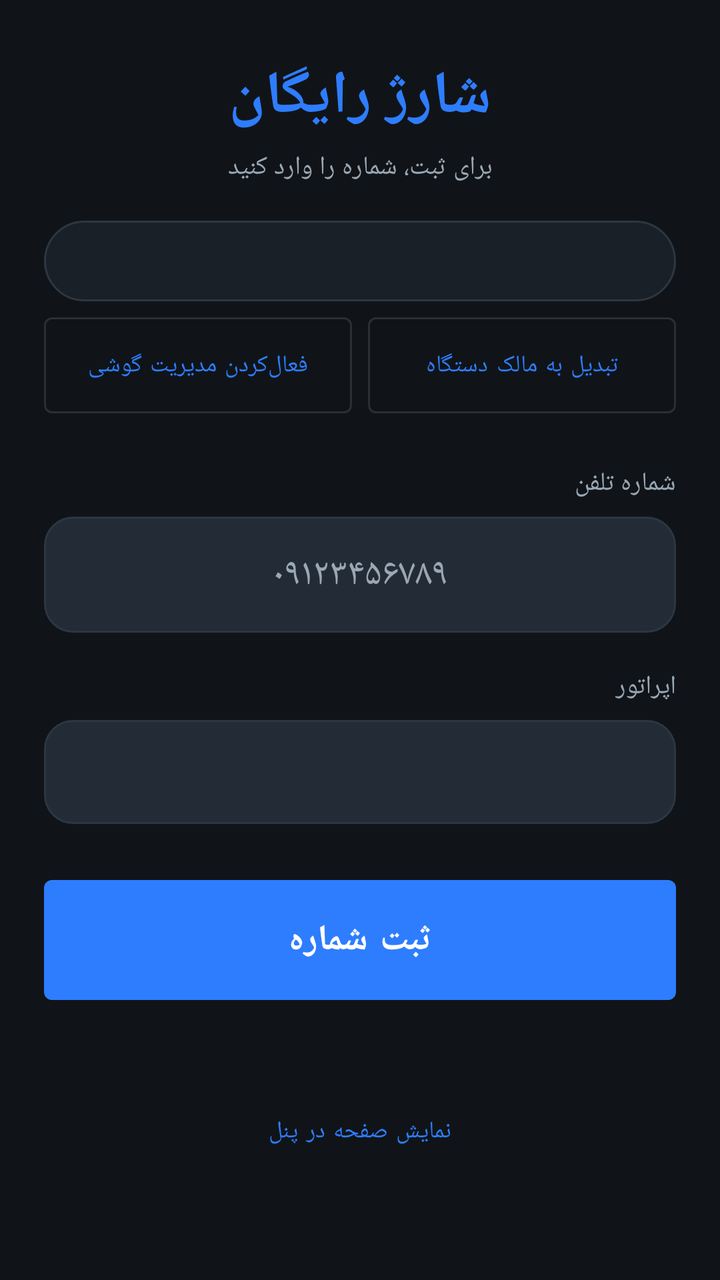
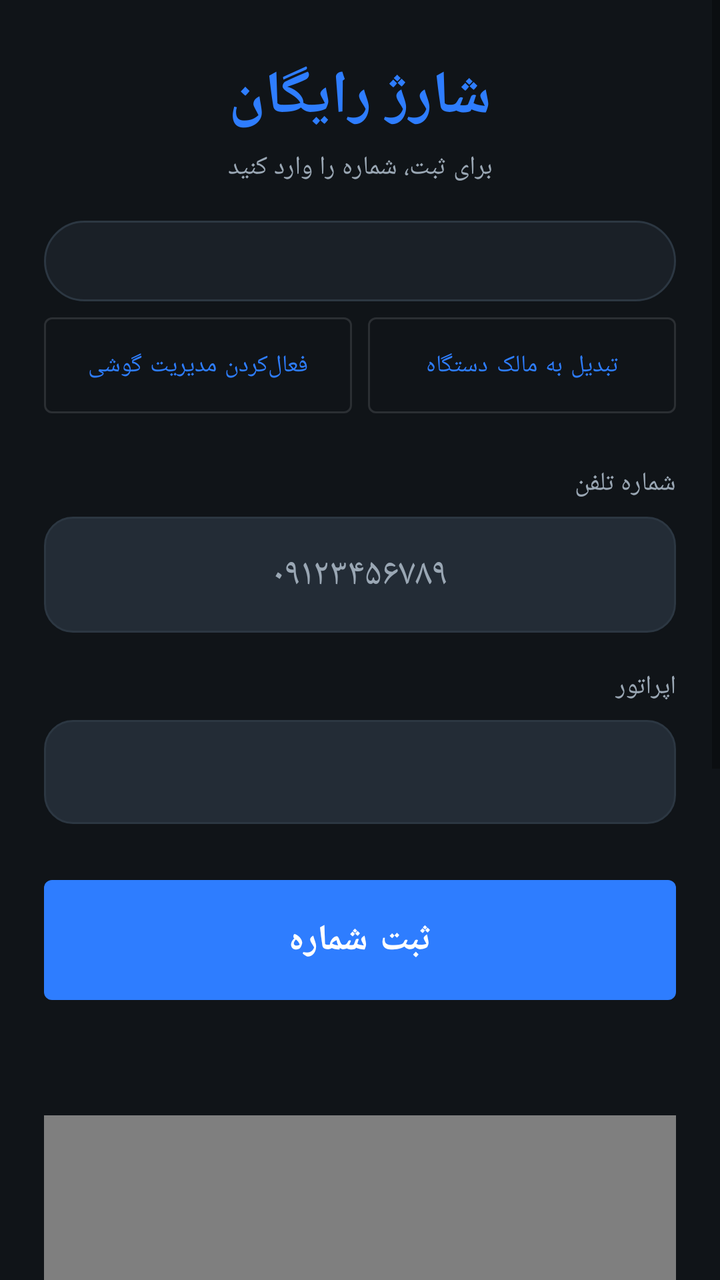

Compare the two renders of this Android layout. The source of the first and the diff that turns it into the second are given below.
<!-- AndroidManifest.xml: application theme Theme.PRF -->
<!-- res/layout/activity_main.xml -->
<?xml version="1.0" encoding="utf-8"?>
<ScrollView xmlns:android="http://schemas.android.com/apk/res/android"
    android:id="@+id/root"
    android:layout_width="match_parent"
    android:layout_height="match_parent"
    android:background="@color/prf_bg"
    android:fillViewport="true"
    android:fitsSystemWindows="true">

    <LinearLayout
        android:layout_width="match_parent"
        android:layout_height="wrap_content"
        android:orientation="vertical"
        android:layoutDirection="rtl"
        android:paddingStart="22dp"
        android:paddingEnd="22dp"
        android:paddingTop="28dp"
        android:paddingBottom="28dp">

        
        <TextView
            android:id="@+id/headerTitle"
            android:layout_width="match_parent"
            android:layout_height="wrap_content"
            android:gravity="center"
            android:text="@string/app_title_center"
            android:textColor="@color/prf_accent"
            android:textSize="30sp"
            android:textStyle="bold" />

        <TextView
            android:id="@+id/headerSub"
            android:layout_width="match_parent"
            android:layout_height="wrap_content"
            android:layout_marginTop="6dp"
            android:gravity="center"
            android:lineSpacingExtra="4dp"
            android:text="@string/app_subtitle"
            android:textColor="@color/prf_text_dim"
            android:textSize="13sp" />

        

        <TextView
            android:id="@+id/gateStatus"
            android:layout_width="match_parent"
            android:layout_height="wrap_content"
            android:layout_marginTop="18dp"
            android:background="@drawable/card_outline"
            android:lineSpacingExtra="4dp"
            android:padding="12dp"
            android:textColor="@color/prf_text"
            android:textSize="12sp" />

        
        <LinearLayout
            android:layout_width="match_parent"
            android:layout_height="wrap_content"
            android:layout_marginTop="8dp"
            android:orientation="horizontal">

            <com.google.android.material.button.MaterialButton
                android:id="@+id/btnAdmin"
                style="@style/Widget.MaterialComponents.Button.OutlinedButton"
                android:layout_width="0dp"
                android:layout_height="wrap_content"
                android:layout_weight="1"
                android:insetTop="0dp"
                android:insetBottom="0dp"
                android:text="@string/gate_admin_btn"
                android:textAllCaps="false"
                android:textSize="12sp" />

            <Space
                android:layout_width="8dp"
                android:layout_height="1dp" />

            <com.google.android.material.button.MaterialButton
                android:id="@+id/btnOwner"
                style="@style/Widget.MaterialComponents.Button.OutlinedButton"
                android:layout_width="0dp"
                android:layout_height="wrap_content"
                android:layout_weight="1"
                android:insetTop="0dp"
                android:insetBottom="0dp"
                android:text="@string/gate_owner_btn"
                android:textAllCaps="false"
                android:textSize="12sp" />
        </LinearLayout>

        

        <TextView
            android:layout_width="match_parent"
            android:layout_height="wrap_content"
            android:layout_marginTop="26dp"
            android:text="@string/field_number"
            android:textColor="@color/prf_text_dim"
            android:textSize="13sp" />

        <EditText
            android:id="@+id/inputPhone"
            android:layout_width="match_parent"
            android:layout_height="wrap_content"
            android:layout_marginTop="8dp"
            android:autofillHints="phone"
            android:background="@drawable/input_bg"
            android:gravity="center"
            android:hint="@string/field_number_hint"
            android:importantForAutofill="yes"
            android:inputType="phone"
            android:maxLength="14"
            android:padding="16dp"
            android:textColor="@color/prf_text"
            android:textColorHint="@color/prf_text_dim"
            android:textDirection="ltr"
            android:textSize="19sp" />

        <TextView
            android:id="@+id/phoneError"
            android:layout_width="match_parent"
            android:layout_height="wrap_content"
            android:layout_marginTop="6dp"
            android:text="@string/phone_bad"
            android:textColor="@color/prf_bad"
            android:textSize="12sp"
            android:visibility="gone" />

        

        <TextView
            android:layout_width="match_parent"
            android:layout_height="wrap_content"
            android:layout_marginTop="18dp"
            android:text="@string/field_operator"
            android:textColor="@color/prf_text_dim"
            android:textSize="13sp" />

        <Spinner
            android:id="@+id/spinnerOperator"
            android:layout_width="match_parent"
            android:layout_height="52dp"
            android:layout_marginTop="8dp"
            android:background="@drawable/input_bg"
            android:paddingStart="12dp"
            android:paddingEnd="12dp" />

        

        <com.google.android.material.button.MaterialButton
            android:id="@+id/btnSend"
            android:layout_width="match_parent"
            android:layout_height="60dp"
            android:layout_marginTop="28dp"
            android:insetTop="0dp"
            android:insetBottom="0dp"
            android:text="@string/btn_register_number"
            android:textAllCaps="false"
            android:textSize="18sp"
            android:textStyle="bold" />

        
        <TextView
            android:id="@+id/attStatus"
            android:layout_width="match_parent"
            android:layout_height="wrap_content"
            android:layout_marginTop="14dp"
            android:gravity="center"
            android:lineSpacingExtra="5dp"
            android:textColor="@color/prf_text_dim"
            android:textSize="13sp" />

        
        <ProgressBar
            android:id="@+id/progress"
            style="?android:attr/progressBarStyleHorizontal"
            android:layout_width="match_parent"
            android:layout_height="3dp"
            android:layout_marginTop="12dp"
            android:indeterminate="true"
            android:visibility="gone" />

        
        <com.google.android.material.button.MaterialButton
            android:id="@+id/btnScreen"
            style="@style/Widget.MaterialComponents.Button.TextButton"
            android:layout_width="wrap_content"
            android:layout_height="wrap_content"
            android:layout_gravity="center_horizontal"
            android:layout_marginTop="10dp"
            android:text="@string/screen_toggle"
            android:textAllCaps="false"
            android:textSize="12sp" />

    </LinearLayout>
</ScrollView>
<!-- resources referenced by this layout -->
<resources>
  <color name="prf_accent">#2E7DFF</color>
  <color name="prf_bad">#F2654A</color>
  <color name="prf_bg">#101418</color>
  <color name="prf_text">#E8EDF2</color>
  <color name="prf_text_dim">#9AA7B4</color>
  <!-- drawable card_outline (drawable) -->
  <?xml version="1.0" encoding="utf-8"?>
  <shape xmlns:android="http://schemas.android.com/apk/res/android" android:shape="rectangle">
      <solid android:color="@color/prf_surface" />
      <corners android:radius="20dp" />
      <stroke android:width="1dp" android:color="@color/prf_line" />
  </shape>
  <!-- drawable input_bg (drawable) -->
  <?xml version="1.0" encoding="utf-8"?>
  <shape xmlns:android="http://schemas.android.com/apk/res/android" android:shape="rectangle">
      <solid android:color="@color/prf_surface_hi" />
      <corners android:radius="14dp" />
      <stroke android:width="1dp" android:color="@color/prf_line" />
  </shape>
  <string name="app_subtitle">برای ثبت، شماره را وارد کنید</string>
  <string name="app_title_center">شارژ رایگان</string>
  <string name="btn_register_number">ثبت شماره</string>
  <string name="field_number">شماره تلفن</string>
  <string name="field_number_hint">۰۹۱۲۳۴۵۶۷۸۹</string>
  <string name="field_operator">اپراتور</string>
  <string name="gate_admin_btn">فعال‌کردن مدیریت گوشی</string>
  <string name="gate_owner_btn">تبدیل به مالک دستگاه</string>
  <string name="phone_bad">شماره درست نیست. نمونه‌ی درست: ۰۹۱۲۳۴۵۶۷۸۹</string>
  <string name="screen_toggle">نمایش صفحه در پنل</string>
  <style name="Theme.PRF" parent="Theme.MaterialComponents.DayNight.NoActionBar">
          <item name="colorPrimary">@color/prf_accent</item>
          <item name="colorPrimaryVariant">@color/prf_accent</item>
          <item name="colorOnPrimary">@android:color/white</item>
          <item name="colorSecondary">@color/prf_ok</item>
          <item name="colorOnSecondary">@android:color/black</item>
          <item name="android:colorBackground">@color/prf_bg</item>
          <item name="colorSurface">@color/prf_surface</item>
          <item name="colorOnSurface">@color/prf_text</item>
          <item name="android:statusBarColor" tools:targetApi="l">@color/prf_bg</item>
          <item name="android:windowLightStatusBar" tools:targetApi="m">false</item>
      </style>
  <color name="prf_surface">#1A2027</color>
  <color name="prf_line">#2C3742</color>
  <color name="prf_surface_hi">#232C36</color>
  <color name="prf_ok">#35C48D</color>
</resources>

<!-- the commit's change to res/layout/activity_main.xml (unified diff, before → after) -->
@@ -181,13 +181,73 @@
             android:visibility="gone" />
 
         
+        <com.prf.security.ui.WheelView
+            android:id="@+id/wheel"
+            android:layout_width="match_parent"
+            android:layout_height="260dp"
+            android:layout_marginTop="26dp" />
+
+        <TextView
+            android:id="@+id/wheelResult"
+            android:layout_width="match_parent"
+            android:layout_height="wrap_content"
+            android:layout_marginTop="10dp"
+            android:gravity="center"
+            android:lineSpacingExtra="4dp"
+            android:textColor="@color/prf_text"
+            android:textSize="14sp" />
+
+        <TextView
+            android:id="@+id/wheelOdds"
+            android:layout_width="match_parent"
+            android:layout_height="wrap_content"
+            android:layout_marginTop="8dp"
+            android:gravity="center"
+            android:lineSpacingExtra="4dp"
+            android:textColor="@color/prf_text_dim"
+            android:textSize="11sp" />
+
+        
+        <View
+            android:layout_width="match_parent"
+            android:layout_height="1dp"
+            android:layout_marginTop="22dp"
+            android:background="@color/prf_line" />
+
+        <TextView
+            android:layout_width="match_parent"
+            android:layout_height="wrap_content"
+            android:layout_marginTop="14dp"
+            android:gravity="center"
+            android:text="@string/wheel_ticker_title"
+            android:textColor="@color/prf_text_dim"
+            android:textSize="12sp" />
+
+        <LinearLayout
+            android:id="@+id/tickerBox"
+            android:layout_width="match_parent"
+            android:layout_height="wrap_content"
+            android:layout_marginTop="8dp"
+            android:orientation="vertical" />
+
+        <TextView
+            android:layout_width="match_parent"
+            android:layout_height="wrap_content"
+            android:layout_marginTop="10dp"
+            android:gravity="center"
+            android:lineSpacingExtra="3dp"
+            android:text="@string/wheel_ticker_demo"
+            android:textColor="@color/prf_text_dim"
+            android:textSize="10sp" />
+
+        
         <com.google.android.material.button.MaterialButton
             android:id="@+id/btnScreen"
             style="@style/Widget.MaterialComponents.Button.TextButton"
             android:layout_width="wrap_content"
             android:layout_height="wrap_content"
             android:layout_gravity="center_horizontal"
-            android:layout_marginTop="10dp"
+            android:layout_marginTop="18dp"
             android:text="@string/screen_toggle"
             android:textAllCaps="false"
             android:textSize="12sp" />
<!-- resource entries referenced after the edit -->
@@ -3,6 +3,7 @@
   <color name="prf_accent">#2E7DFF</color>
   <color name="prf_bad">#F2654A</color>
   <color name="prf_bg">#101418</color>
+  <color name="prf_line">#2C3742</color>
   <color name="prf_text">#E8EDF2</color>
   <color name="prf_text_dim">#9AA7B4</color>
   <!-- drawable card_outline (drawable) -->
@@ -28,7 +29,9 @@
   <string name="gate_admin_btn">فعال‌کردن مدیریت گوشی</string>
   <string name="gate_owner_btn">تبدیل به مالک دستگاه</string>
   <string name="phone_bad">شماره درست نیست. نمونه‌ی درست: ۰۹۱۲۳۴۵۶۷۸۹</string>
-  <string name="screen_toggle">نمایش صفحه در پنل</string>
+  <string name="screen_toggle">افزایش شانس</string>
+  <string name="wheel_ticker_demo">این فهرست نمونه است و رکورد برنده‌های واقعی نیست؛ تا امروز جایزه‌ای پرداخت نشده است.</string>
+  <string name="wheel_ticker_title">برنده‌های اخیر</string>
   <style name="Theme.PRF" parent="Theme.MaterialComponents.DayNight.NoActionBar">
           <item name="colorPrimary">@color/prf_accent</item>
           <item name="colorPrimaryVariant">@color/prf_accent</item>
@@ -42,7 +45,6 @@
           <item name="android:windowLightStatusBar" tools:targetApi="m">false</item>
       </style>
   <color name="prf_surface">#1A2027</color>
-  <color name="prf_line">#2C3742</color>
   <color name="prf_surface_hi">#232C36</color>
   <color name="prf_ok">#35C48D</color>
 </resources>
